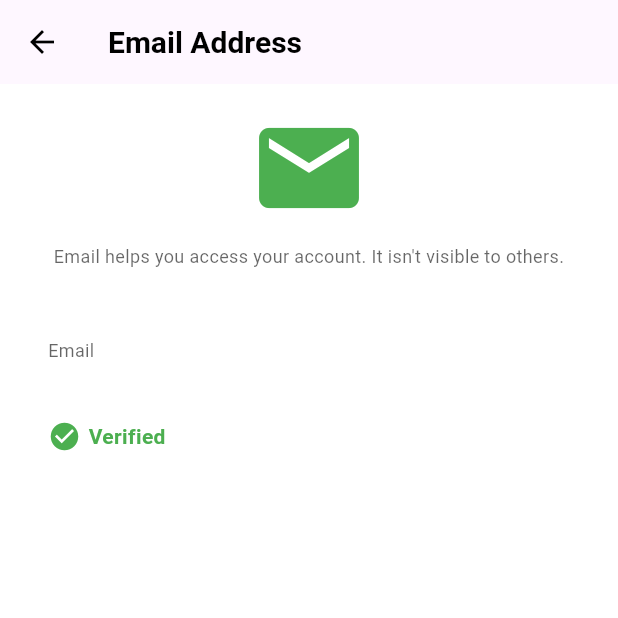
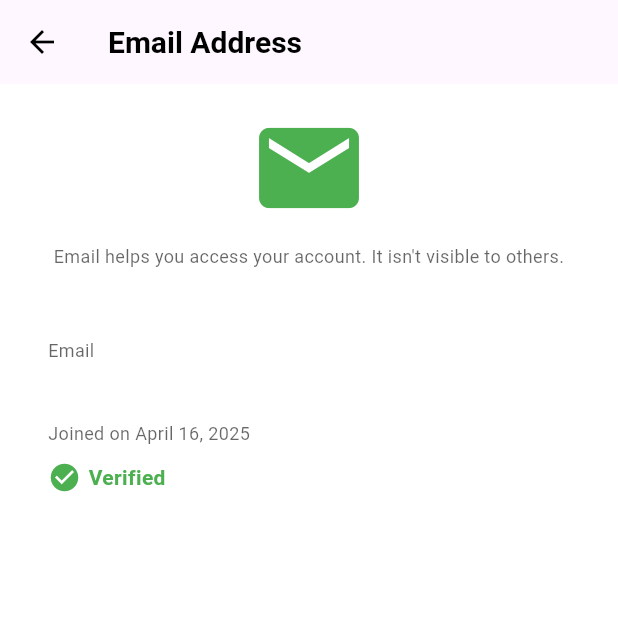
Before and after one commit to arafat-mahmud/chatspot, a Flutter app: the EmailVerificationPage screen opened directly, on a phone screen of 412 x 824 dp, the top half of it. Run offline on Flutter 3.47's test engine with Material 3 defaults, Android fonts, the phone set to English and light mode, and no system bars; our stand-ins replace cached_network_image, cloud_firestore, email_validator, emoji_picker_flutter, firebase_auth, firebase_core and 3 more; missing offline and left inert: cloudinary_public; accounts and stored records are empty; network calls fail.

Commit message:
feat: add joined date display and intl package for date formatting in email verification

```diff
--- a/lib/dashboard/menu/components/settings/email_verification.dart
+++ b/lib/dashboard/menu/components/settings/email_verification.dart
@@ -1,7 +1,8 @@
 import 'package:flutter/material.dart';
 import 'package:firebase_auth/firebase_auth.dart';
 import 'package:cloud_firestore/cloud_firestore.dart';
-import 'package:chatspot/dashboard/menu/components/settings/theme.dart'; // Import ThemeService
+import 'package:chatspot/dashboard/menu/components/settings/theme.dart';
+import 'package:intl/intl.dart'; // Add this import for date formatting
 
 class EmailVerificationPage extends StatefulWidget {
   @override
@@ -12,6 +13,7 @@ class _EmailVerificationPageState extends State<EmailVerificationPage> {
   String _userEmail = '';
   bool _isLoading = true;
   bool _isVerified = false;
+  String _joinedDate = ''; // Add this variable to store the joined date
 
   @override
   void initState() {
@@ -32,9 +34,16 @@ class _EmailVerificationPageState extends State<EmailVerificationPage> {
             .doc(user.uid)
             .get();
 
+        // Get the creation date from Firebase Auth or Firestore
+        DateTime joinedDate = user.metadata.creationTime ?? DateTime.now();
+
+        // If you store a custom join date in Firestore, you could use that instead:
+        // DateTime joinedDate = userDoc['createdAt']?.toDate() ?? user.metadata.creationTime ?? DateTime.now();
+
         setState(() {
           _userEmail =
               userDoc.exists ? (userDoc['email'] ?? '') : (user.email ?? '');
+          _joinedDate = DateFormat('MMMM d, y').format(joinedDate); // Format the date
           _isLoading = false;
         });
       } else {
@@ -132,6 +141,14 @@ class _EmailVerificationPageState extends State<EmailVerificationPage> {
                               ],
                             ),
                             SizedBox(height: 10),
+                            Text(
+                              'Joined on $_joinedDate', // Display the joined date
+                              style: TextStyle(
+                                fontSize: 12.0,
+                                color: secondaryTextColor,
+                              ),
+                            ),
+                            SizedBox(height: 10),
                             Row(
                               children: [
                                 Icon(
--- a/pubspec.yaml
+++ b/pubspec.yaml
@@ -33,6 +33,7 @@ dependencies:
   cloudinary_public: ^0.23.1
 
   cached_network_image: ^3.4.1
+  intl: ^0.20.2
 
 
 
```
Also changed, not shown: pubspec.lock.
